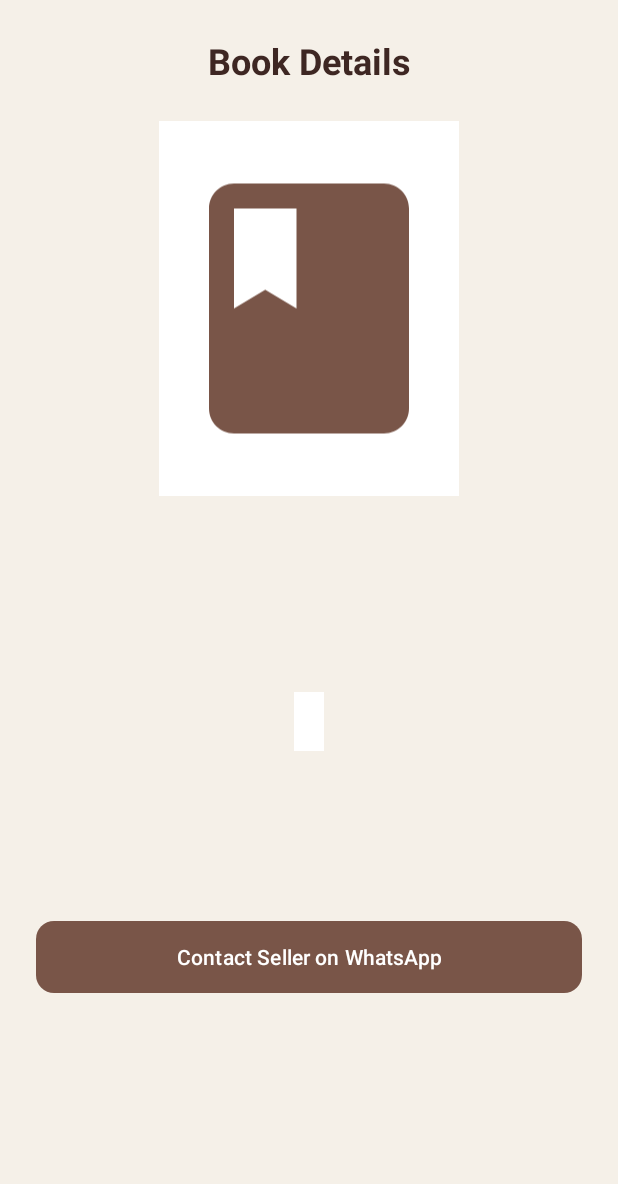
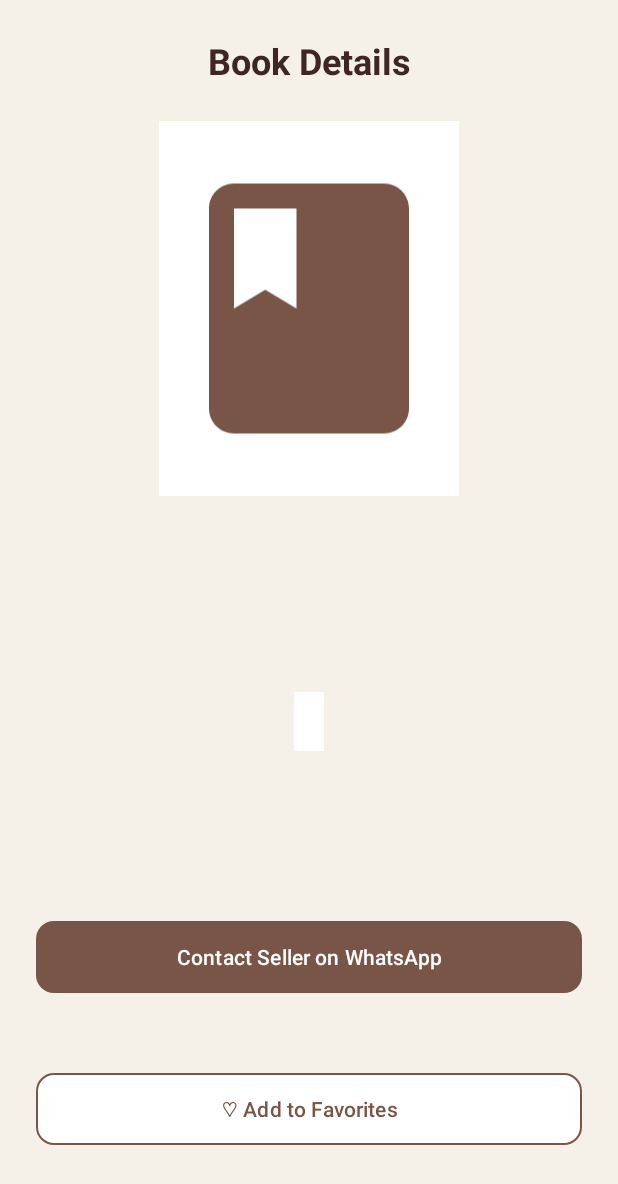
Before and after one commit to alaa-ayman-14/Mobile-Computing-Project, an Android app: the BookDetailsActivity screen opened directly, with no data from a screen before it, on a phone screen of 412 x 824 dp. Shown: the top 1184 px of the screen. Run offline under Robolectric (Android 15) with nearby library versions, the phone set to English and light mode, and no system bars; pictures from the network do not load; 1 statement that could not run was skipped.

Commit message:
Add favorites toggle to Book Details screen

```diff
--- a/app/src/main/res/layout/activity_book_details.xml
+++ b/app/src/main/res/layout/activity_book_details.xml
@@ -147,6 +147,27 @@
         app:layout_constraintStart_toStartOf="parent"
         app:layout_constraintEnd_toEndOf="parent" />
 
+    <com.google.android.material.button.MaterialButton
+        android:id="@+id/btnFavorite"
+        android:layout_width="0dp"
+        android:layout_height="56dp"
+        android:layout_marginStart="24dp"
+        android:layout_marginEnd="24dp"
+        android:layout_marginTop="12dp"
+        android:layout_marginBottom="24dp"
+        android:text="@string/add_to_favorites"
+        android:textAllCaps="false"
+        android:textColor="@color/primary"
+        app:backgroundTint="@color/surface"
+        app:strokeColor="@color/primary"
+        app:strokeWidth="1dp"
+        app:cornerRadius="12dp"
+        app:layout_constraintTop_toBottomOf="@id/btnContactSeller"
+        app:layout_constraintBottom_toBottomOf="parent"
+        app:layout_constraintStart_toStartOf="parent"
+        app:layout_constraintEnd_toEndOf="parent" />
+
+
 
 </androidx.constraintlayout.widget.ConstraintLayout>
 </ScrollView>
--- a/app/src/main/res/values/strings.xml
+++ b/app/src/main/res/values/strings.xml
@@ -6,4 +6,8 @@
     <string name="book_author">by %1$s</string>
     <string name="favorites_title">My Favorites</string>
     <string name="remove_favorite">Remove</string>
+
+    <string name="add_to_favorites">♡ Add to Favorites</string>
+    <string name="remove_from_favorites">♥ Remove from Favorites</string>
+
 </resources>
```
Also changed, not shown: app/src/main/java/com/example/bookstore/ui/bookdetails/BookDetailsActivity.kt (+53 -0 lines).
